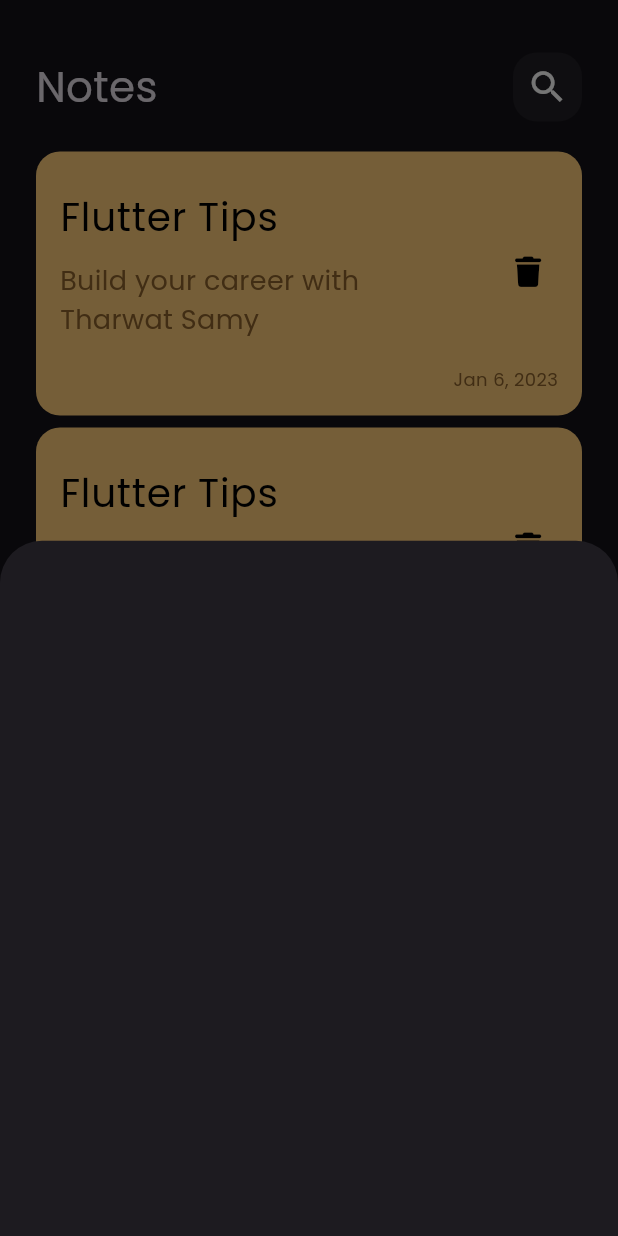
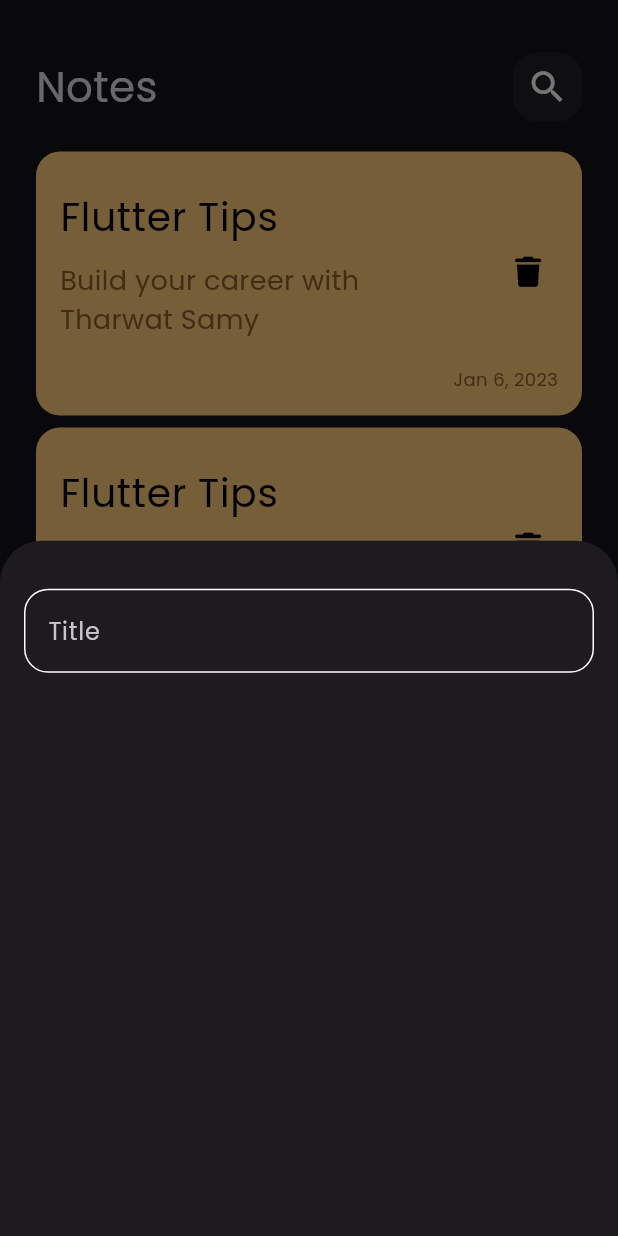
Before and after one commit to walidmorsi84/notes_app, a Flutter app: the screen it shows after launch, after a tap on the "add" icon, on a phone screen of 412 x 824 dp. Run offline on Flutter 3.47's test engine with Material 3 defaults, Android fonts, the phone set to English and light mode, and no system bars; our stand-ins replace font_awesome_flutter.

Commit message:
create custom text field

```diff
--- /dev/null
+++ b/lib/constants.dart
@@ -0,0 +1,3 @@
+import 'package:flutter/material.dart';
+
+const kPrimaryColor = Color(0xff32c7c6);
--- a/lib/views/notes_view.dart
+++ b/lib/views/notes_view.dart
@@ -1,4 +1,5 @@
 import 'package:flutter/material.dart';
+import 'package:notes_app/constants.dart';
 import 'package:notes_app/widgets/add_note_bottom_sheet.dart';
 import 'package:notes_app/widgets/notes_view_body.dart';
 
@@ -17,10 +18,10 @@ class NotesView extends StatelessWidget {
               },
             );
           },
-          backgroundColor: Colors.black,
+          backgroundColor: kPrimaryColor,
           child: const Icon(
             Icons.add,
-            color: Colors.amberAccent,
+            color: Colors.black,
           )),
       body: const NotesViewBody(),
     );
--- a/lib/widgets/add_note_bottom_sheet.dart
+++ b/lib/widgets/add_note_bottom_sheet.dart
@@ -1,10 +1,19 @@
 import 'package:flutter/material.dart';
+import 'package:notes_app/widgets/custom_text_field.dart';
 
 class AddNoteBottomSheet extends StatelessWidget {
   const AddNoteBottomSheet({super.key});
 
   @override
   Widget build(BuildContext context) {
-    return Container();
+    return const Padding(
+      padding: EdgeInsets.symmetric(horizontal: 16.0),
+      child: Column(
+        children: [
+          SizedBox(height: 32),
+          CustomTextField(),
+        ],
+      ),
+    );
   }
 }
--- /dev/null
+++ b/lib/widgets/custom_text_field.dart
@@ -0,0 +1,26 @@
+import 'package:flutter/material.dart';
+import 'package:notes_app/constants.dart';
+
+class CustomTextField extends StatelessWidget {
+  const CustomTextField({super.key});
+
+  @override
+  Widget build(BuildContext context) {
+    return TextField(
+      cursorColor: kPrimaryColor,
+      decoration: InputDecoration(
+        hintText: 'Title',
+        border: buildBorder(),
+        enabledBorder: buildBorder(),
+        focusedBorder: buildBorder(color: kPrimaryColor),
+      ),
+    );
+  }
+
+  OutlineInputBorder buildBorder({color}) {
+    return OutlineInputBorder(
+      borderRadius: BorderRadius.circular(16),
+      borderSide: BorderSide(color: color ?? Colors.white),
+    );
+  }
+}
```
